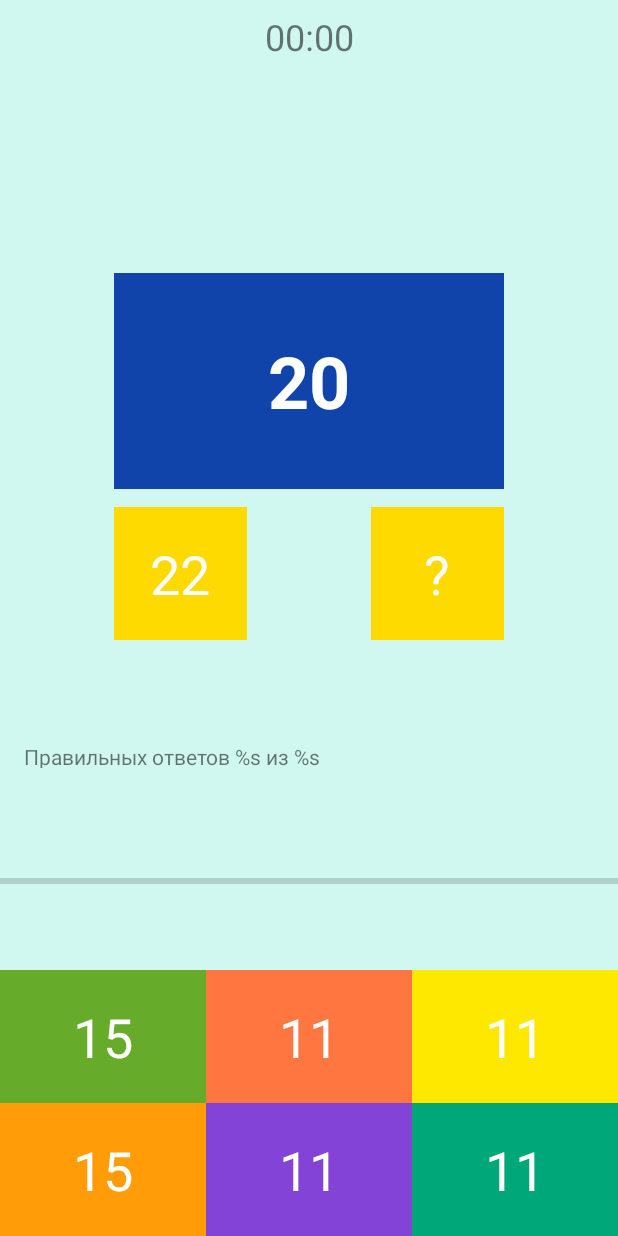
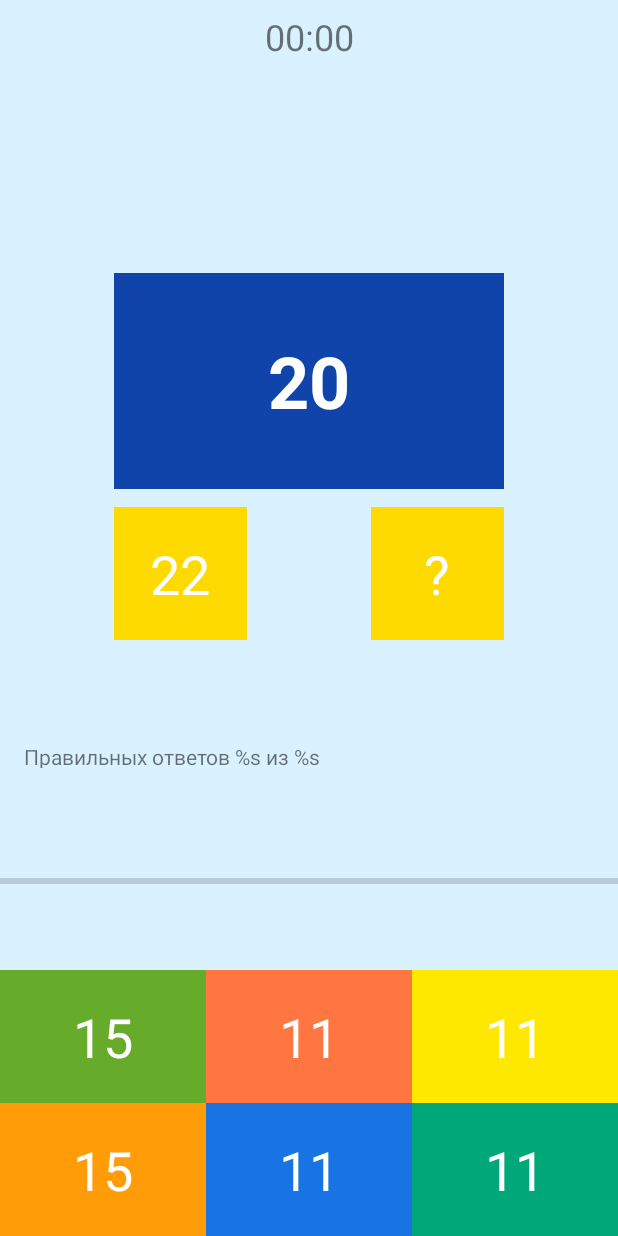
Before and after one commit to Kolosetta/BrainTrainer, an Android app: the layout fragment_game.xml on its own in the app's theme, with its tools: preview values and no code run, on a phone screen of 412 x 824 dp. Run offline under Robolectric (Android 15) with nearby library versions, the phone set to English and light mode, and no system bars.

Commit message:
Откорректирвоаны макеты Добавлены ресурсы

```diff
--- /dev/null
+++ b/app/src/main/res/drawable/circle_background.xml
@@ -0,0 +1,6 @@
+<?xml version="1.0" encoding="utf-8"?>
+<shape xmlns:android="http://schemas.android.com/apk/res/android"
+    android:shape="oval">
+    <solid android:color="@color/easy_green"/>
+
+</shape>
--- a/app/src/main/res/layout/fragment_choose_level.xml
+++ b/app/src/main/res/layout/fragment_choose_level.xml
@@ -4,7 +4,8 @@
     android:layout_width="match_parent"
     android:layout_height="match_parent"
     android:orientation="vertical"
-    tools:context=".presentation.ChooseLevelFragment">
+    tools:context=".presentation.ChooseLevelFragment"
+    android:background="#DAF2FF">
 
     <TextView
         android:layout_width="wrap_content"
--- a/app/src/main/res/layout/fragment_game.xml
+++ b/app/src/main/res/layout/fragment_game.xml
@@ -5,7 +5,7 @@
     android:layout_width="match_parent"
     android:layout_height="match_parent"
     tools:context=".presentation.GameFragment"
-    android:background="#D1F8F0">
+    android:background="#DAF2FF">
 
 
     <TextView
@@ -113,7 +113,7 @@
         app:layout_constraintBottom_toBottomOf="parent"
         app:layout_constraintEnd_toStartOf="@id/answer6"
         tools:text="11"
-        android:background="#8243D6"
+        android:background="@color/purple_500"
         />
     <TextView
         android:id="@+id/answer6"
--- a/app/src/main/res/layout/fragment_welcome.xml
+++ b/app/src/main/res/layout/fragment_welcome.xml
@@ -4,7 +4,8 @@
     android:layout_width="match_parent"
     android:layout_height="match_parent"
     xmlns:app="http://schemas.android.com/apk/res-auto"
-    tools:context=".presentation.WelcomeFragment">
+    tools:context=".presentation.WelcomeFragment"
+    android:background="#DAF2FF">
 
     <ImageView
         android:id="@+id/brain_logo"
@@ -25,6 +26,7 @@
         android:layout_margin="16dp"
         android:textSize="28sp"
         android:gravity="center"
+        android:fontFamily="sans-serif-medium"
         app:layout_constraintStart_toStartOf="parent"
         app:layout_constraintEnd_toEndOf="parent"
         app:layout_constraintTop_toBottomOf="@id/brain_logo"
--- a/app/src/main/res/values/colors.xml
+++ b/app/src/main/res/values/colors.xml
@@ -1,7 +1,7 @@
 <?xml version="1.0" encoding="utf-8"?>
 <resources>
     <color name="purple_200">#FFBB86FC</color>
-    <color name="purple_500">#FF6200EE</color>
+    <color name="purple_500">#1874E4</color>
     <color name="purple_700">#FF3700B3</color>
     <color name="teal_200">#FF03DAC5</color>
     <color name="teal_700">#FF018786</color>
```
Also changed, not shown: app/src/main/res/drawable-v24/ic_brain.png (added), app/src/main/res/drawable-v24/ic_happy_smile.png (added), app/src/main/res/drawable-v24/ic_sad_smile.png (added).
